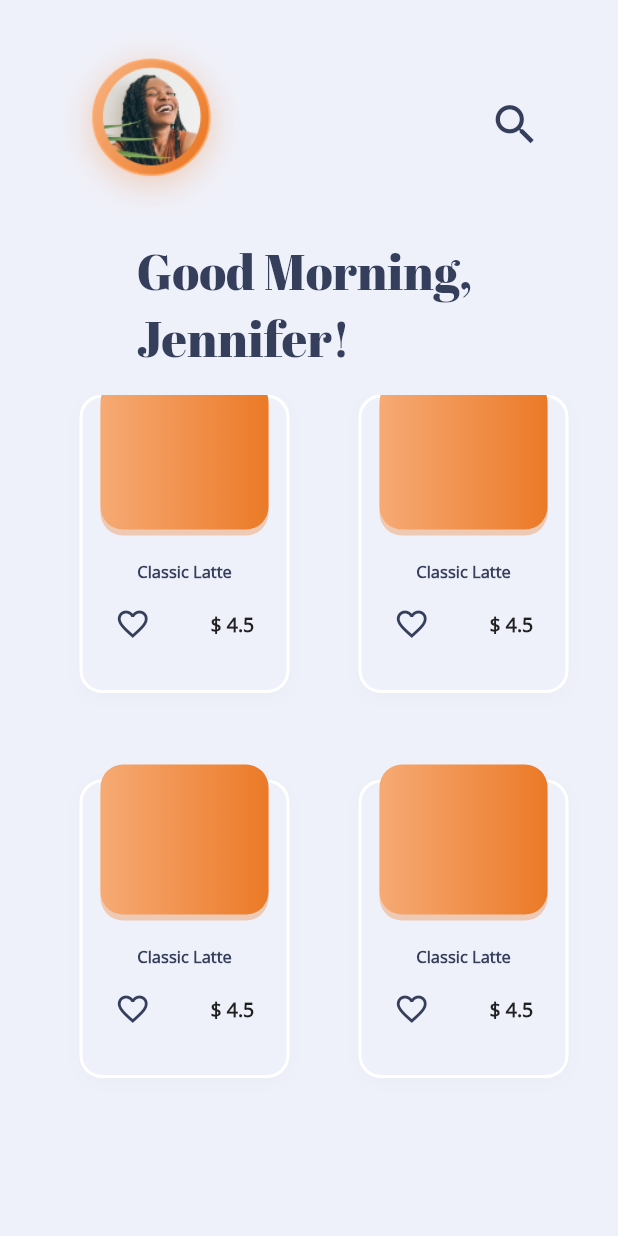
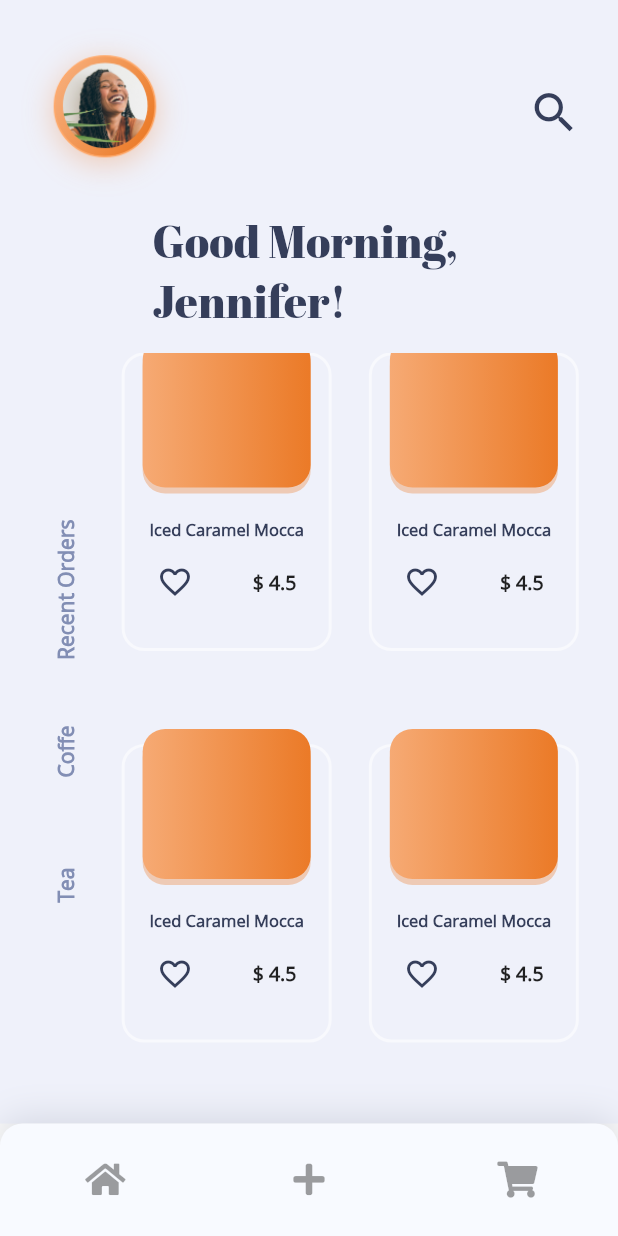
Before and after one commit to PauloRob8/Coffe-Shop-App, a Flutter app: the screen it shows after launch, on a phone screen of 412 x 824 dp. Run offline on Flutter 3.47's test engine with Material 2 defaults, Android fonts, the phone set to English and light mode, and no system bars; our stand-ins replace font_awesome_flutter.

Commit message:
Organizing home page widgets

```diff
--- a/lib/pages/home_page.dart
+++ b/lib/pages/home_page.dart
@@ -1,92 +1,19 @@
 import 'package:CoffeShopApp/models/item.dart';
+import 'package:CoffeShopApp/pages/widgets/shop_item_widget.dart';
+import 'package:CoffeShopApp/pages/widgets/side_options_widget.dart';
 import 'package:flutter/cupertino.dart';
 import 'package:flutter/material.dart';
+import 'package:font_awesome_flutter/font_awesome_flutter.dart';
 
 class HomePage extends StatelessWidget{
 
-  Item teste = Item(favorite: false,name: "Classic Latte",price: 4.5);
-
-  Widget coffeShopItem(){
-    return Container(
-      child: Material(
-        color: Color(0xffeff1fa),
-        child: Stack(
-          fit: StackFit.loose,
-          overflow: Overflow.visible,
-          alignment: Alignment.topCenter,
-          children: <Widget>[
-          Container(
-            width: 140,
-            height: 199,
-            decoration: BoxDecoration(
-              borderRadius: BorderRadius.circular(15),
-              border: Border.all(color: Colors.white,width: 2),
-              color: Color(0xffeff1fa),
-              boxShadow: [BoxShadow(
-                color: Color(0x0d7582a8),
-                offset: Offset(0, 3),
-                blurRadius: 9,
-                spreadRadius: 0,
-              )],
-            ),
-          ),
-          Positioned(
-            top: -10,
-            child: Container(
-            width: 112,
-            height: 100,
-            decoration: BoxDecoration(
-              borderRadius: BorderRadius.circular(15),
-              gradient: LinearGradient(colors: [Color(0xfff6aa74),
-                Color(0xffeb7a27)],stops: [0,1],
-                ),
-                boxShadow: [BoxShadow(
-                  color: Color(0x57ec7f2f),
-                  offset: Offset(0, 4),
-                  spreadRadius: 0,
-                )]
-            ),
-          ),
-          ),
-          Positioned(
-            top: 110,
-            child: Column(
-              mainAxisAlignment: MainAxisAlignment.start,
-              children: <Widget>[
-                Text("Classic Latte",
-                style: TextStyle(
-                  color: Color(0xff353e5a),
-                  fontWeight: FontWeight.w600,
-                  fontSize: 11,
-                  fontFamily: 'OpenSans'
-                )
-              ,),
-              Container(
-                width: 125,
-                child: ListTile(
-                  leading: Icon(Icons.favorite_border,
-                  color: Color(0xff353e5a),),
-                  trailing: Text("\$ " + "${teste.price}",
-                  style: TextStyle(
-                    fontFamily: 'OpenSans',
-                    fontSize: 13,
-                    fontWeight: FontWeight.w700
-                  ),),
-                ),
-              )
-              ],
-            ),
-          ),
-        ],)
-      ),
-    );
-  }
-
+  Item teste = Item(favorite: false,name: "Iced Caramel Mocca",price: 4.5);
+  var selectedList = [true,false,false];
   @override
   Widget build(BuildContext context) {
     Size size = MediaQuery.of(context).size;
-    return Material(
-        child: Container(
+    return Scaffold(
+        body: DecoratedBox(
         decoration: BoxDecoration(
           color: Color(0xffeff1fa),
           boxShadow: [BoxShadow(
@@ -99,16 +26,15 @@ class HomePage extends StatelessWidget{
         child: Column(
           children: <Widget>[
             Container(
-              margin: EdgeInsets.only(top: 8),
+              margin: EdgeInsets.only(top: 10,left: 5),
               alignment: Alignment.topCenter,
               child: Row(
-                mainAxisAlignment: MainAxisAlignment.center,
+                mainAxisAlignment: MainAxisAlignment.spaceBetween,
                 children: <Widget>[
                 Container(
-                  margin: EdgeInsets.only(right: 150),
-                  width: 150,
-                  height: 150,
-                  child: Image.asset('lib/assets/drawable-hdpi/Profile pic.png')),
+                  width: 130,
+                  height: 130,
+                  child: Image.asset('lib/assets/drawable-hdpi/Profile pic.png', fit: BoxFit.fill,)),
                 Container(
                   margin: EdgeInsets.only(right:25),
                   child: Icon(Icons.search,
@@ -122,24 +48,31 @@ class HomePage extends StatelessWidget{
             style: TextStyle(
               fontFamily: 'AbrilFatFace',
               color: Color(0xff353e5a),
-              fontSize: 33,
+              fontSize: 30,
               fontWeight: FontWeight.w400,
               fontStyle: FontStyle.normal,
             ),),
             SizedBox(height: 15,),
             Container(
-              margin: EdgeInsets.only(right: 10,left: 30),
+              margin: EdgeInsets.only(left: 5),
               decoration: BoxDecoration(
                 color: Colors.transparent,
               ),
               height: size.height *0.60,
+              child: Row(
+                mainAxisSize: MainAxisSize.min,
+                mainAxisAlignment: MainAxisAlignment.spaceAround,
+                children: <Widget>[
+                  sideNavOptionsBar(size, selectedList),
+                  Container(
+                    width: size.width * 0.80,
                     child: CupertinoScrollbar(
                         child: GridView.count(
-                  mainAxisSpacing: 50,
+                        mainAxisSpacing: 55,
                         crossAxisCount: 2,
-                  childAspectRatio: 0.9,
+                        childAspectRatio: 0.8,
                         children: List.generate(5, (index){
-                    return coffeShopItem();
+                          return coffeShopItem(teste);
                         }),
                       ),
                     ),
@@ -147,6 +80,33 @@ class HomePage extends StatelessWidget{
                 ],
               ),
           ),
+        ],
+        ),
+      ),
+      bottomNavigationBar: Container(
+        height: 75,
+        decoration: BoxDecoration(
+          color: Color(0xfff8faff),
+          boxShadow: [BoxShadow(
+            color: Color(0x26353e5a),
+            offset: Offset(0,-3),
+            blurRadius: 20,
+            spreadRadius: 0
+          )],
+          borderRadius: BorderRadius.only(
+            topLeft: Radius.circular(15),
+            topRight: Radius.circular(15),
+            )),
+          child: Row(
+              mainAxisSize: MainAxisSize.min,
+              mainAxisAlignment: MainAxisAlignment.spaceAround,
+              children: <Widget>[
+                IconButton(icon: Icon(FontAwesomeIcons.home,), onPressed: null),
+                IconButton(icon: Icon(FontAwesomeIcons.plus), onPressed: null),
+                IconButton(icon: Icon(FontAwesomeIcons.shoppingCart), onPressed: null)
+              ],
+            )
+      ),
     );
   }
 }
--- /dev/null
+++ b/lib/pages/widgets/shop_item_widget.dart
@@ -0,0 +1,76 @@
+import 'package:CoffeShopApp/models/item.dart';
+import 'package:flutter/material.dart';
+
+Widget coffeShopItem(Item item){
+    return Container(
+      child: Material(
+        color: Color(0xffeff1fa),
+        child: Stack(
+          fit: StackFit.loose,
+          overflow: Overflow.visible,
+          alignment: Alignment.topCenter,
+          children: <Widget>[
+          Container(
+            width: 140,
+            height: 199,
+            decoration: BoxDecoration(
+              borderRadius: BorderRadius.circular(15),
+              border: Border.all(color: Colors.white54,width: 2),
+              color: Color(0xffeff1fa),
+              boxShadow: [BoxShadow(
+                color: Color(0x0d7582a8),
+                spreadRadius: -10,
+              )],
+            ),
+          ),
+          Positioned(
+            top: -10,
+            child: Container(
+            width: 112,
+            height: 100,
+            decoration: BoxDecoration(
+              borderRadius: BorderRadius.circular(15),
+              gradient: LinearGradient(colors: [Color(0xfff6aa74),
+                Color(0xffeb7a27)],stops: [0,1],
+                ),
+                boxShadow: [BoxShadow(
+                  color: Color(0x57ec7f2f),
+                  offset: Offset(0, 4),
+                  spreadRadius: 0,
+                )]
+            ),
+          ),
+          ),
+          Positioned(
+            top: 110,
+            child: Column(
+              mainAxisAlignment: MainAxisAlignment.start,
+              children: <Widget>[
+                Text("${item.name}",
+                style: TextStyle(
+                  color: Color(0xff353e5a),
+                  fontWeight: FontWeight.w600,
+                  fontSize: 11,
+                  fontFamily: 'OpenSans'
+                )
+              ,),
+              Container(
+                width: 125,
+                child: ListTile(
+                  leading: Icon(Icons.favorite_border,
+                  color: Color(0xff353e5a),),
+                  trailing: Text("\$ " + "${item.price}",
+                  style: TextStyle(
+                    fontFamily: 'OpenSans',
+                    fontSize: 13,
+                    fontWeight: FontWeight.w700
+                  ),),
+                ),
+              )
+              ],
+            ),
+          ),
+        ],)
+      ),
+    );
+  }
--- /dev/null
+++ b/lib/pages/widgets/side_options_widget.dart
@@ -0,0 +1,52 @@
+import 'package:flutter/material.dart';
+
+Widget sideNavOptionsBar(Size size,List<bool> selectedList) {
+  return RotatedBox(
+    quarterTurns: -1,
+    child: Container(
+      child: ToggleButtons(
+        selectedColor: Color(0xffeb7a27),
+        disabledBorderColor: Colors.transparent,
+        isSelected: selectedList,
+        children: <FlatButton>[
+          FlatButton(
+            onPressed: (){},
+            child: Text("Tea",
+            style: TextStyle(
+              fontFamily: 'OpenSans',
+              color: Color(0xff828eb4),
+              fontSize: 14,
+              fontWeight: FontWeight.w600,
+              fontStyle: FontStyle.normal,
+            )
+            ),
+          ),
+          FlatButton(
+            onPressed: (){},
+            child: Text("Coffe",
+            style: TextStyle(
+              fontFamily: 'OpenSans',
+              color: Color(0xff828eb4),
+              fontSize: 14,
+              fontWeight: FontWeight.w600,
+              fontStyle: FontStyle.normal,
+            )
+            ),
+          ),
+          FlatButton(
+            onPressed: (){},
+            child: Text("Recent Orders",
+            style: TextStyle(
+              fontFamily: 'OpenSans',
+              color: Color(0xff828eb4),
+              fontSize: 14,
+              fontWeight: FontWeight.w600,
+              fontStyle: FontStyle.normal,
+            )
+            ),
+          ),
+        ],
+      )
+    ),
+    );
+}
--- a/pubspec.yaml
+++ b/pubspec.yaml
@@ -14,7 +14,9 @@ dependencies:
   flutter:
     sdk: flutter
 
+  #UI
   cupertino_icons: ^0.1.3
+  font_awesome_flutter: ^8.7.0
 
 dev_dependencies:
   flutter_test:
```
Also changed, not shown: pubspec.lock. Lines whose indentation alone changed are shown as unchanged.
